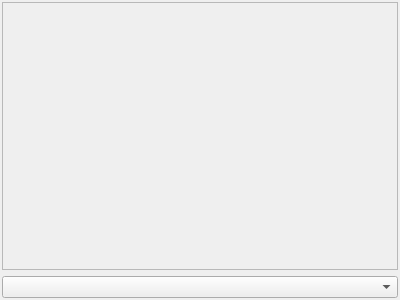
The window that src/plugins/azoth/plugins/xoox/commandresultpage.ui (0xd34df00d/leechcraft) describes before a commit, drawn with Qt 5.
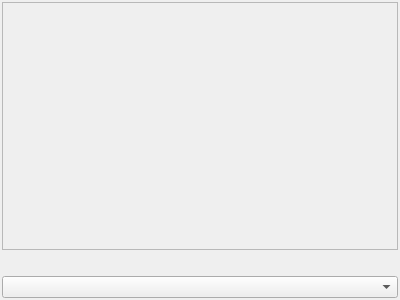
The same window after the commit.

Commit message: [Azoth Xoox] Show ad-hoc command notes.

Diff of the .ui file:
```diff
--- a/src/plugins/azoth/plugins/xoox/commandresultpage.ui
+++ b/src/plugins/azoth/plugins/xoox/commandresultpage.ui
@@ -31,12 +31,22 @@
         <x>0</x>
         <y>0</y>
         <width>392</width>
-        <height>263</height>
+        <height>242</height>
        </rect>
       </property>
      </widget>
     </widget>
    </item>
+   <item>
+    <widget class="QLabel" name="NotesLabel_">
+     <property name="text">
+      <string/>
+     </property>
+     <property name="wordWrap">
+      <bool>true</bool>
+     </property>
+    </widget>
+   </item>
    <item>
     <widget class="QComboBox" name="Actions_"/>
    </item>
```
The commit also changes 1 other file.
